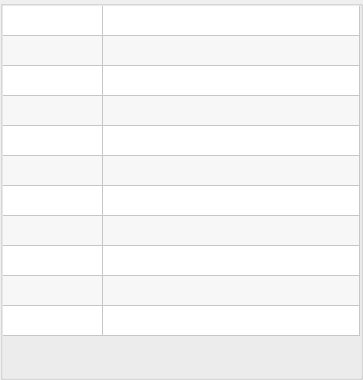
Above: source/wnd/ui/mrqinfo.ui from ww4u/megarobostudio before the change. Below: the same form after it.
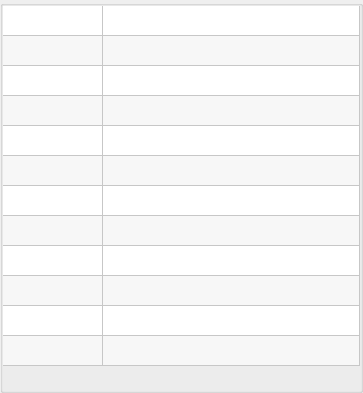
That is the form after the change.

```diff
--- a/source/wnd/ui/mrqinfo.ui
+++ b/source/wnd/ui/mrqinfo.ui
@@ -7,7 +7,7 @@
     <x>0</x>
     <y>0</y>
     <width>363</width>
-    <height>380</height>
+    <height>393</height>
    </rect>
   </property>
   <property name="windowTitle">
@@ -58,7 +58,7 @@
         <property name="minimumSize">
          <size>
           <width>0</width>
-          <height>330</height>
+          <height>360</height>
          </size>
         </property>
         <property name="font">
@@ -80,7 +80,7 @@
          <bool>true</bool>
         </property>
         <property name="rowCount">
-         <number>11</number>
+         <number>12</number>
         </property>
         <property name="columnCount">
          <number>2</number>
@@ -105,6 +105,7 @@
         <row/>
         <row/>
         <row/>
+        <row/>
         <column/>
         <column/>
        </widget>
```
